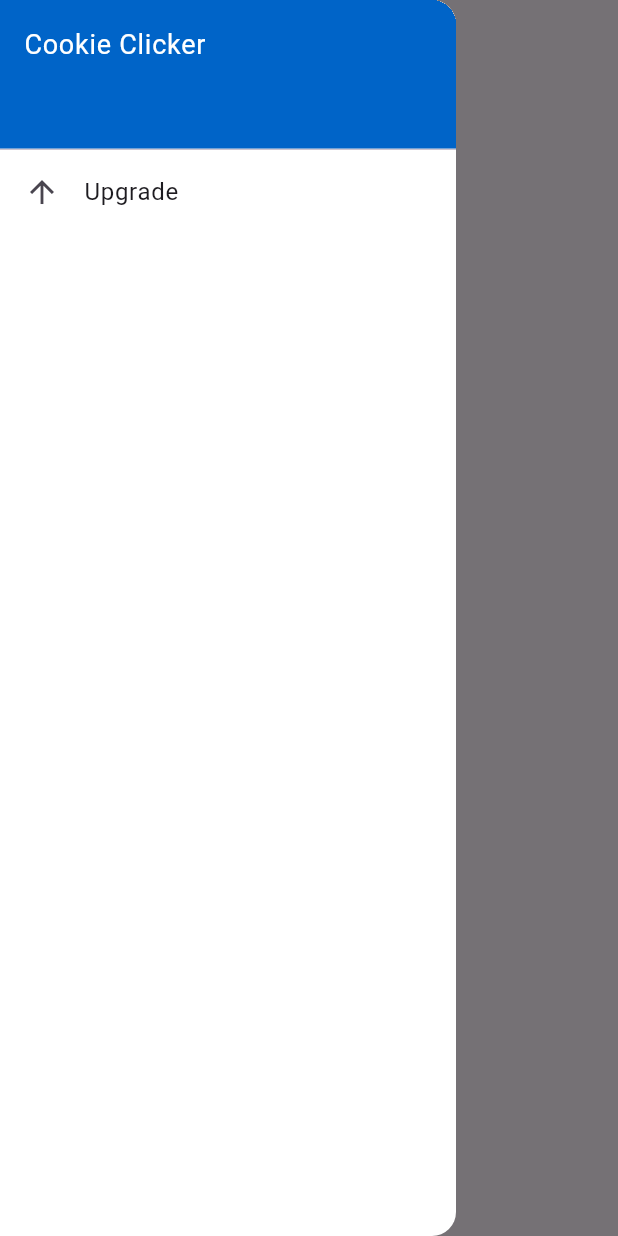
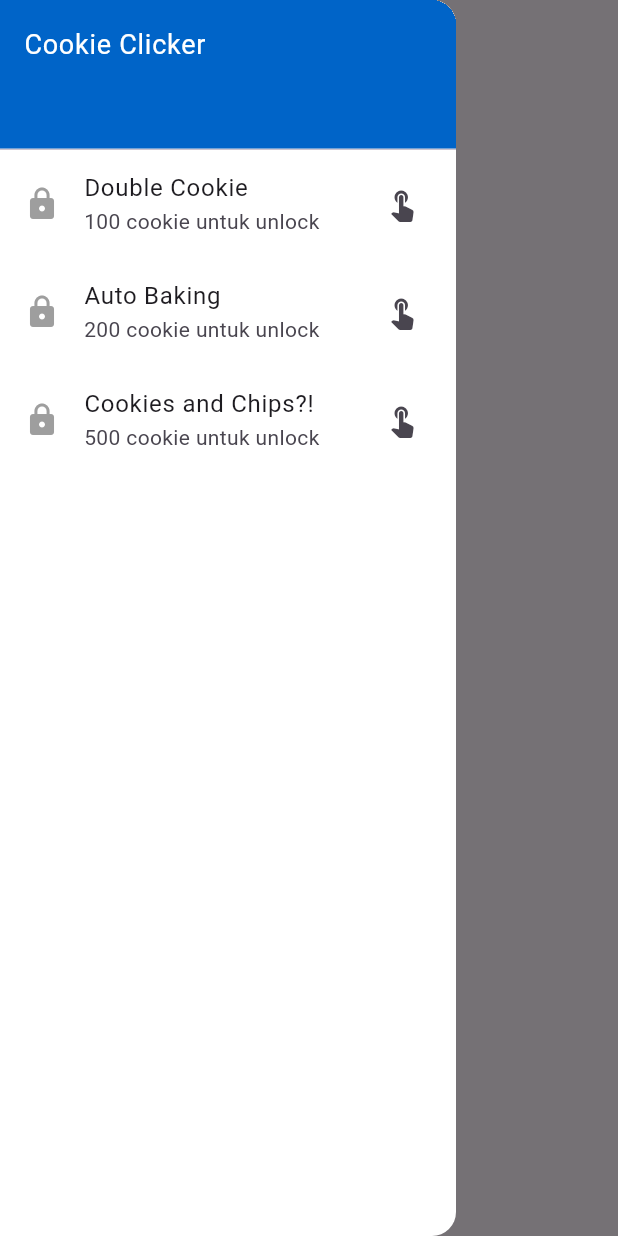
Before and after one commit to mikaelputra001-lang/My_First_Mobile_App, a Flutter app: the MainGameScreen screen opened directly, with the side drawer open, on a phone screen of 412 x 824 dp. Run offline on Flutter 3.47's test engine with Material 3 defaults, Android fonts, the phone set to English and light mode, and no system bars.

Commit message:
add upgrade fiture in the drawer

```diff
--- a/lib/main.dart
+++ b/lib/main.dart
@@ -1,4 +1,5 @@
 import 'dart:async';
+import 'dart:math';
 
 import 'package:flutter/material.dart';
 
@@ -148,18 +149,28 @@
 }
 
 class _MainGameScreenState extends State<MainGameScreen> {
+  // ===== Cookie clicker state and upgrades =====
   int _cookieCount = 0;
   bool _isCookiePressed = false;
+  bool _hasDoubleCookie = false;
+  bool _hasAutoBaking = false;
+  bool _hasCookieRoulette = false;
+  bool _isRouletteBonus = false;
+  int _rouletteClickCount = 0;
   int _nextPopId = 0;
-  final List<int> _activePops = [];
+  final List<_CookiePopData> _activePops = [];
   final List<Timer> _popTimers = [];
+  final _random = Random();
   Timer? _pressTimer;
+  Timer? _autoBakingTimer;
+  Timer? _rouletteFlashTimer;
 
+  // ===== Cookie collection and animations =====
   void _incrementCookie() {
+    _addCookies(_hasDoubleCookie ? 2 : 1);
+    _checkCookieRoulette();
     setState(() {
-      _cookieCount++;
       _isCookiePressed = true;
-      _activePops.add(_nextPopId++);
     });
 
     _pressTimer?.cancel();
@@ -169,19 +180,141 @@
       }
     });
 
-    final popId = _activePops.last;
+  }
+
+  void _addCookies(int amount) {
+    setState(() {
+      _cookieCount += amount;
+      _addPop(amount, Colors.brown);
+    });
+  }
+
+  void _checkCookieRoulette() {
+    if (!_hasCookieRoulette) {
+      return;
+    }
+
+    _rouletteClickCount++;
+    if (_rouletteClickCount % 20 != 0 || !_random.nextBool()) {
+      return;
+    }
+
+    setState(() {
+      _cookieCount += 10;
+      _addPop(10, Colors.amber.shade700);
+      _isRouletteBonus = true;
+    });
+
+    _rouletteFlashTimer?.cancel();
+    _rouletteFlashTimer = Timer(const Duration(milliseconds: 500), () {
+      if (mounted) {
+        setState(() => _isRouletteBonus = false);
+      }
+    });
+  }
+
+  void _addPop(int amount, Color color) {
+    final pop = _CookiePopData(_nextPopId++, amount, color);
+    _activePops.add(pop);
     _popTimers.add(
       Timer(const Duration(seconds: 1), () {
         if (mounted) {
-          setState(() => _activePops.remove(popId));
+          setState(() => _activePops.remove(pop));
         }
       }),
     );
   }
 
+  // ===== Upgrade information and unlocks =====
+  void _showUpgradeInfo(_UpgradeType upgrade) {
+    final isUnlocked = _isUnlocked(upgrade);
+    showDialog<void>(
+      context: context,
+      builder: (dialogContext) => AlertDialog(
+        title: Text(upgrade.title),
+        content: Text(upgrade.description),
+        actions: [
+          TextButton(
+            onPressed: () => Navigator.pop(dialogContext),
+            child: const Text('Close'),
+          ),
+          if (!isUnlocked)
+            ElevatedButton(
+              onPressed: () {
+                Navigator.pop(dialogContext);
+                _tryUpgrade(upgrade);
+              },
+              child: const Text('Unlock'),
+            ),
+        ],
+      ),
+    );
+  }
+
+  void _tryUpgrade(_UpgradeType upgrade) {
+    if (_isUnlocked(upgrade)) {
+      Navigator.pop(context);
+      return;
+    }
+
+    final requiredCookies = upgrade.requiredCookies;
+    if (_cookieCount < requiredCookies) {
+      Navigator.pop(context);
+      showDialog<void>(
+        context: context,
+        builder: (context) => AlertDialog(
+          title: const Text('Upgrade terkunci'),
+          content: Text(
+            'Anda kurang ${requiredCookies - _cookieCount} cookie untuk membuka upgrade ini!',
+          ),
+          actions: [
+            TextButton(
+              onPressed: () => Navigator.pop(context),
+              child: const Text('OK'),
+            ),
+          ],
+        ),
+      );
+      return;
+    }
+
+    setState(() {
+      switch (upgrade) {
+        case _UpgradeType.doubleCookie:
+          _hasDoubleCookie = true;
+          break;
+        case _UpgradeType.autoBaking:
+          _hasAutoBaking = true;
+          break;
+        case _UpgradeType.cookieRoulette:
+          _hasCookieRoulette = true;
+          _rouletteClickCount = 0;
+          break;
+      }
+    });
+
+    if (upgrade == _UpgradeType.autoBaking) {
+      _autoBakingTimer ??= Timer.periodic(
+        const Duration(seconds: 1),
+        (_) => _addCookies(1),
+      );
+    }
+    Navigator.pop(context);
+  }
+
+  bool _isUnlocked(_UpgradeType upgrade) {
+    return switch (upgrade) {
+      _UpgradeType.doubleCookie => _hasDoubleCookie,
+      _UpgradeType.autoBaking => _hasAutoBaking,
+      _UpgradeType.cookieRoulette => _hasCookieRoulette,
+    };
+  }
+
   @override
   void dispose() {
     _pressTimer?.cancel();
+    _autoBakingTimer?.cancel();
+    _rouletteFlashTimer?.cancel();
     for (final timer in _popTimers) {
       timer.cancel();
     }
@@ -190,6 +323,7 @@
 
   @override
   Widget build(BuildContext context) {
+    // ===== Game interface =====
     return Scaffold(
       appBar: AppBar(title: const Text('Cookie Clicker')),
       drawer: Drawer(
@@ -211,14 +345,17 @@
                 ),
               ),
             ),
-            ListTile(
-              leading: const Icon(Icons.arrow_upward),
-              title: const Text('Upgrade'),
-              onTap: () {
-                print('Upgrade button clicked!');
-                Navigator.pop(context); // Closes the drawer
-              },
-            ),
+            for (final upgrade in _UpgradeType.values)
+              ListTile(
+                leading: Icon(
+                  _isUnlocked(upgrade) ? Icons.check_circle : Icons.lock,
+                  color: _isUnlocked(upgrade) ? Colors.green : Colors.grey,
+                ),
+                title: Text(upgrade.title),
+                subtitle: Text('${upgrade.requiredCookies} cookie untuk unlock'),
+                trailing: const Icon(Icons.touch_app),
+                onTap: () => _showUpgradeInfo(upgrade),
+              ),
           ],
         ),
       ),
@@ -239,15 +376,19 @@
                       scale: _isCookiePressed ? 0.82 : 1,
                       duration: const Duration(milliseconds: 100),
                       curve: Curves.easeOut,
-                      child: const Icon(
+                      child: Icon(
                         Icons.cookie,
                         size: 120.0,
-                        color: Colors.brown,
+                        color: _isRouletteBonus ? Colors.amber.shade700 : Colors.brown,
                       ),
                     ),
                   ),
-                  for (final popId in _activePops)
-                    _CookiePop(key: ValueKey(popId)),
+                  for (final pop in _activePops)
+                    _CookiePop(
+                      key: ValueKey(pop.id),
+                      amount: pop.amount,
+                      color: pop.color,
+                    ),
                 ],
               ),
             ),
@@ -266,8 +407,43 @@
   }
 }
 
+class _CookiePopData {
+  const _CookiePopData(this.id, this.amount, this.color);
+
+  final int id;
+  final int amount;
+  final Color color;
+}
+
+enum _UpgradeType {
+  doubleCookie(
+    'Double Cookie',
+    100,
+    'the cookie has double! when you click the cookie is adding 2 cookie insted of 1.',
+  ),
+  autoBaking(
+    'Auto Baking',
+    200,
+    'your oven now has AI Agent in it?! now every 1 second a cookie will automaticly made.',
+  ),
+  cookieRoulette(
+    'Cookies and Chips?!',
+    500,
+    'chips? remind me of a casino chips. BTW, every 20 click you made will have a 50/50 change of its being a golden cookie that will give you 10 cookie as FREE!',
+  );
+
+  const _UpgradeType(this.title, this.requiredCookies, this.description);
+
+  final String title;
+  final int requiredCookies;
+  final String description;
+}
+
 class _CookiePop extends StatelessWidget {
-  const _CookiePop({super.key});
+  const _CookiePop({super.key, required this.amount, required this.color});
+
+  final int amount;
+  final Color color;
 
   @override
   Widget build(BuildContext context) {
@@ -281,15 +457,15 @@
           child: Opacity(opacity: 1 - progress, child: child),
         );
       },
-      child: const Row(
+      child: Row(
         mainAxisSize: MainAxisSize.min,
         children: [
-          Icon(Icons.cookie, size: 28, color: Colors.brown),
-          SizedBox(width: 4),
+          Icon(Icons.cookie, size: 28, color: color),
+          const SizedBox(width: 4),
           Text(
-            '+1',
+            '+$amount',
             style: TextStyle(
-              color: Colors.brown,
+              color: color,
               fontSize: 24,
               fontWeight: FontWeight.bold,
             ),
```
